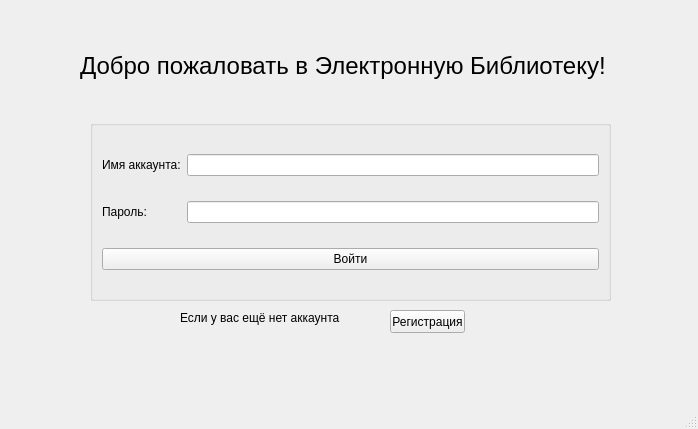
First picture: the form in qt_design/qt_design/authorization.ui, repository sollmater/digital-library, before the edit.
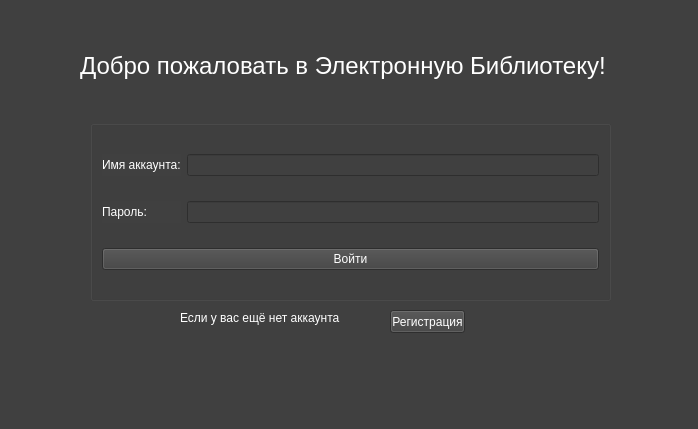
Second picture: the form after the edit.

What changed in the file:
```diff
--- a/qt_design/qt_design/authorization.ui
+++ b/qt_design/qt_design/authorization.ui
@@ -22,6 +22,13 @@
   <property name="autoFillBackground">
    <bool>false</bool>
   </property>
+  <property name="styleSheet">
+   <string notr="true">QWidget{
+	background-color: #404040;
+	color: white;
+}
+</string>
+  </property>
   <widget class="QWidget" name="centralwidget">
    <widget class="QLabel" name="label">
     <property name="geometry">
@@ -82,6 +89,13 @@
      </item>
      <item row="2" column="0" colspan="2">
       <widget class="QPushButton" name="pushButton">
+       <property name="styleSheet">
+        <string notr="true">QPushButton{
+	background-color: #404040;
+	color: white;
+}
+</string>
+       </property>
        <property name="text">
         <string>Войти</string>
        </property>
```
